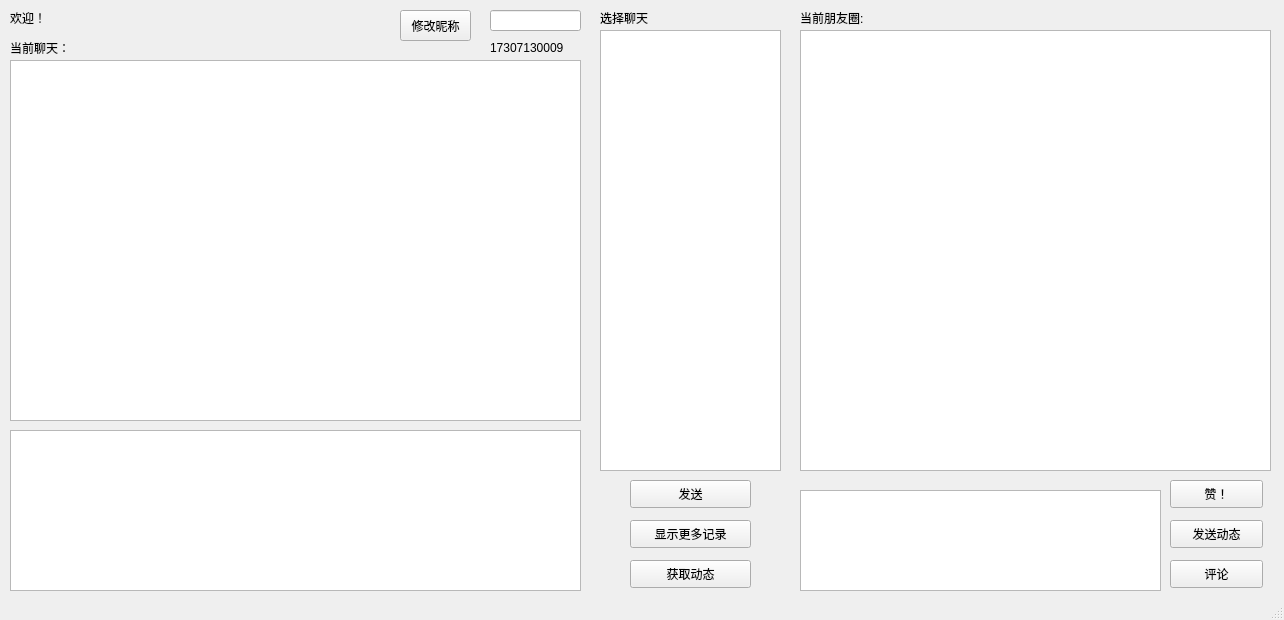
Above: ui.ui from danlidan/socket_project before the change. Below: the same form after it.
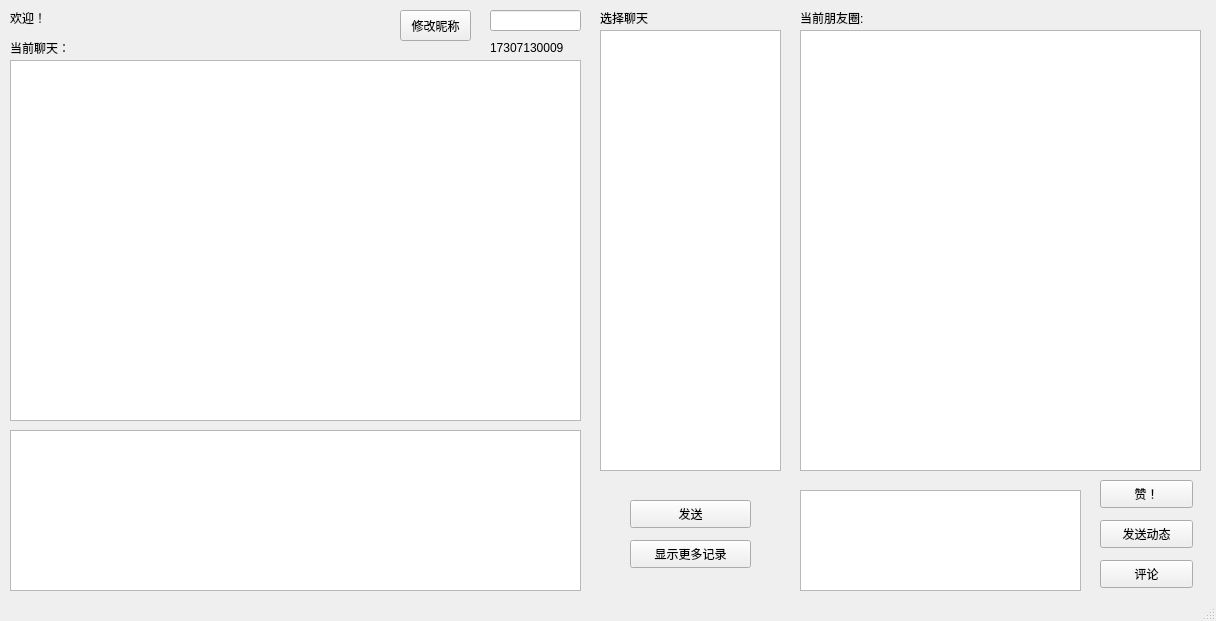
That is the form after the change.

```diff
--- a/ui.ui
+++ b/ui.ui
@@ -6,8 +6,8 @@
    <rect>
     <x>0</x>
     <y>0</y>
-    <width>1284</width>
-    <height>620</height>
+    <width>1216</width>
+    <height>621</height>
    </rect>
   </property>
   <property name="windowTitle">
@@ -54,7 +54,7 @@
     <property name="geometry">
      <rect>
       <x>630</x>
-      <y>480</y>
+      <y>500</y>
       <width>121</width>
       <height>28</height>
      </rect>
@@ -67,7 +67,7 @@
     <property name="geometry">
      <rect>
       <x>630</x>
-      <y>520</y>
+      <y>540</y>
       <width>121</width>
       <height>28</height>
      </rect>
@@ -153,13 +153,13 @@
      <rect>
       <x>800</x>
       <y>30</y>
-      <width>471</width>
+      <width>401</width>
       <height>441</height>
      </rect>
     </property>
     <property name="maximumSize">
      <size>
-      <width>471</width>
+      <width>99999</width>
       <height>16777215</height>
      </size>
     </property>
@@ -167,7 +167,7 @@
    <widget class="QPushButton" name="pushButton_cool">
     <property name="geometry">
      <rect>
-      <x>1170</x>
+      <x>1100</x>
       <y>480</y>
       <width>93</width>
       <height>28</height>
@@ -177,23 +177,10 @@
      <string>赞！</string>
     </property>
    </widget>
-   <widget class="QPushButton" name="pushButton_getpyq">
-    <property name="geometry">
-     <rect>
-      <x>630</x>
-      <y>560</y>
-      <width>121</width>
-      <height>28</height>
-     </rect>
-    </property>
-    <property name="text">
-     <string>获取动态</string>
-    </property>
-   </widget>
    <widget class="QPushButton" name="pushButton_sendpyq">
     <property name="geometry">
      <rect>
-      <x>1170</x>
+      <x>1100</x>
       <y>520</y>
       <width>93</width>
       <height>28</height>
@@ -206,7 +193,7 @@
    <widget class="QPushButton" name="pushButton_comment">
     <property name="geometry">
      <rect>
-      <x>1170</x>
+      <x>1100</x>
       <y>560</y>
       <width>93</width>
       <height>28</height>
@@ -221,7 +208,7 @@
      <rect>
       <x>800</x>
       <y>490</y>
-      <width>361</width>
+      <width>281</width>
       <height>101</height>
      </rect>
     </property>
```
Left out of the diff: 2 changed lines with no effect on the pictures.
